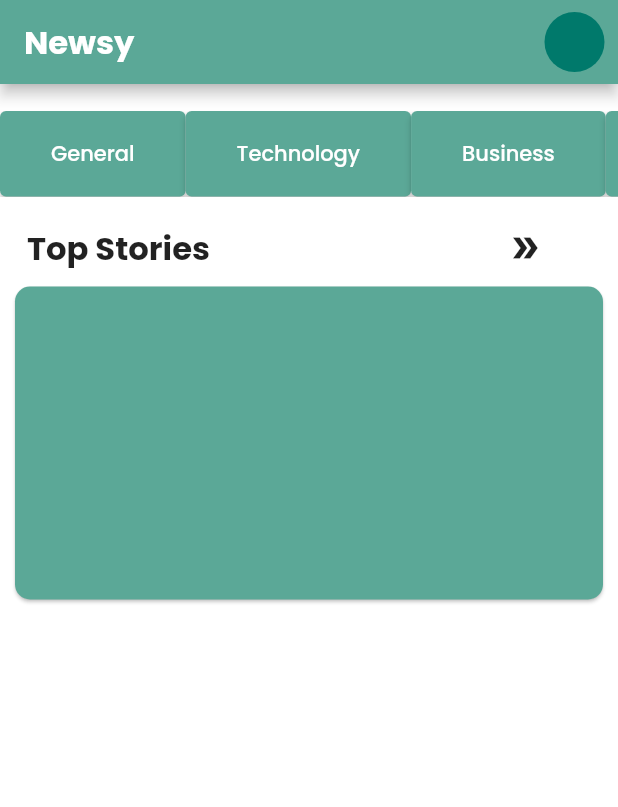
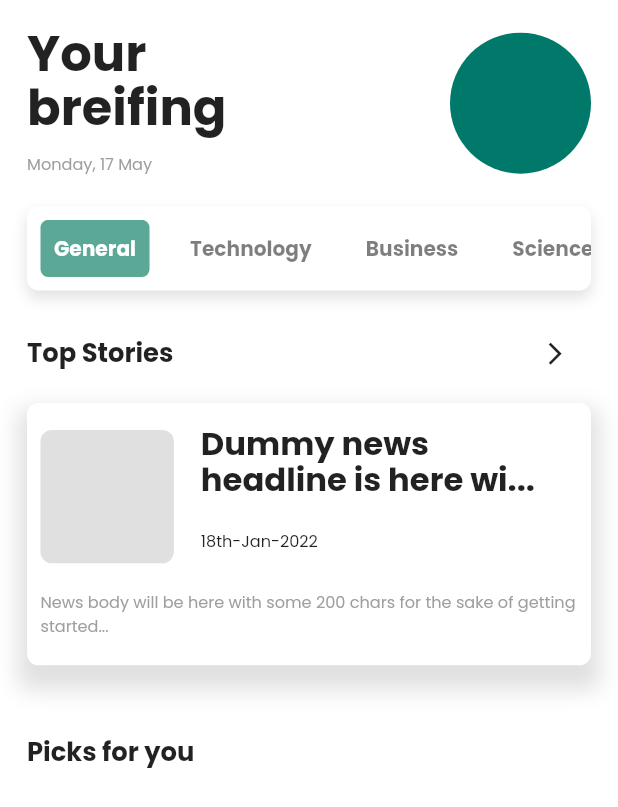
Before and after one commit to mhmzdev/news-app-flutter-multipform, a Flutter app: the screen it shows after launch, on a phone screen of 412 x 824 dp. Shown: the top 807 px of the screen. Run offline on Flutter 3.47's test engine with Material 2 defaults, Android fonts, the phone set to English and light mode, and no system bars.

Commit message:
UI fixes with News card and other top headers

```diff
--- a/lib/main.dart
+++ b/lib/main.dart
@@ -1,7 +1,9 @@
 import 'package:flutter/material.dart';
 import 'package:flutter/services.dart';
+import 'package:news_app/providers/category_provider.dart';
 import 'package:news_app/screens/dashboard/dashboard.dart';
 import 'package:news_app/screens/splash/splash.dart';
+import 'package:provider/provider.dart';
 import 'configs/core_theme.dart' as theme;
 
 void main() {
@@ -18,7 +20,11 @@ class MyApp extends StatelessWidget {
       DeviceOrientation.portraitDown,
     ]);
 
-    return MaterialApp(
+    return MultiProvider(
+      providers: [
+        ChangeNotifierProvider(create: (_) => CategoryProvider()),
+      ],
+      child: MaterialApp(
         title: 'News App',
         debugShowCheckedModeBanner: false,
         theme: theme.themeLight,
@@ -27,6 +33,7 @@ class MyApp extends StatelessWidget {
           '/splash': (context) => const SplashScreen(),
           '/dashboard': (context) => const DashboardScreen(),
         },
+      ),
     );
   }
 }
--- /dev/null
+++ b/lib/providers/category_provider.dart
@@ -0,0 +1,13 @@
+import 'package:flutter/cupertino.dart';
+
+class CategoryProvider extends ChangeNotifier {
+  int categoryIndex = 0;
+
+  set categoryIndexUpdate(int i) {
+    categoryIndex = i;
+
+    notifyListeners();
+  }
+
+  int get categoryIndexGet => categoryIndex;
+}
--- a/lib/screens/dashboard/dashboard.dart
+++ b/lib/screens/dashboard/dashboard.dart
@@ -1,51 +1,92 @@
 import 'package:flutter/material.dart';
+import 'package:news_app/configs/app.dart';
 import 'package:news_app/configs/configs.dart';
-import 'package:news_app/screens/dashboard/widgets/news_card.dart';
+import 'package:news_app/providers/category_provider.dart';
+import 'package:news_app/widgets/news_card.dart';
 import 'package:news_app/utils/app_utils.dart';
 import 'package:intl/intl.dart' show toBeginningOfSentenceCase;
+import 'package:provider/provider.dart';
+
+part 'widgets/_category_tabs.dart';
+part 'widgets/_category_button.dart';
 
 class DashboardScreen extends StatelessWidget {
   const DashboardScreen({Key? key}) : super(key: key);
 
   @override
   Widget build(BuildContext context) {
+    App.init(context);
+
     return Scaffold(
-      appBar: AppBar(
-        leading: const SizedBox(),
-        leadingWidth: 0,
-        title: Text(
-          'Newsy',
-          style: AppText.h2b,
-        ),
-        actions: [
-          const CircleAvatar(),
-          Space.x!,
-        ],
-      ),
-      body: Column(
-        children: [
-          Space.y1!,
-          SingleChildScrollView(
-            scrollDirection: Axis.horizontal,
-            child: Row(
-              children: AppUtils.categories
-                  .map(
-                    (e) => ElevatedButton(
-                      onPressed: () {},
-                      child: Padding(
-                        padding: Space.all(1, 1),
-                        child: Text(
-                          toBeginningOfSentenceCase(e)!,
+      body: SafeArea(
+        child: SingleChildScrollView(
+          padding: Space.h1,
+          child: Column(
+            crossAxisAlignment: CrossAxisAlignment.stretch,
+            children: [
+              Space.y1!,
+              Row(
+                mainAxisAlignment: MainAxisAlignment.spaceBetween,
+                children: [
+                  Expanded(
+                    flex: 2,
+                    child: Column(
+                      crossAxisAlignment: CrossAxisAlignment.start,
+                      children: [
+                        Text(
+                          'Your breifing',
+                          style: AppText.h1b!.copyWith(
+                            fontSize: AppDimensions.normalize(13),
+                            height: 1.1,
+                          ),
                         ),
-                      ),
+                        Space.y!,
+                        Text(
+                          'Monday, 17 May',
+                          style: AppText.l1!.copyWith(
+                            color: Colors.grey,
+                          ),
+                        )
+                      ],
+                    ),
+                  ),
+                  Space.xm!,
+                  Expanded(
+                    child: CircleAvatar(
+                      maxRadius: AppDimensions.normalize(20),
                     ),
                   )
-                  .toList(),
-            ),
+                ],
+              ),
+              Space.y1!,
+              const _CategoryTabs(),
+              Space.y1!,
+              Row(
+                mainAxisAlignment: MainAxisAlignment.spaceBetween,
+                children: [
+                  Text(
+                    'Top Stories',
+                    style: AppText.h3b,
+                  ),
+                  IconButton(
+                    onPressed: () {},
+                    icon: Icon(
+                      Icons.arrow_forward_ios,
+                      size: AppDimensions.normalize(7),
+                    ),
+                  )
+                ],
+              ),
+              const NewsCard(),
+              Space.y2!,
+              Text(
+                'Picks for you',
+                style: AppText.h3b,
+              ),
+              Space.y!,
+            ],
           ),
-          Space.y1!,
-          const NewsCard()
-        ],
+        ),
       ),
     );
   }
--- /dev/null
+++ b/lib/screens/dashboard/widgets/_category_button.dart
@@ -0,0 +1,51 @@
+part of '../dashboard.dart';
+
+class _CategoryCustomButton extends StatelessWidget {
+  final int categoryIndex;
+  final String categoryName;
+
+  const _CategoryCustomButton({
+    Key? key,
+    required this.categoryIndex,
+    required this.categoryName,
+  }) : super(key: key);
+
+  @override
+  Widget build(BuildContext context) {
+    final categoryProvider = Provider.of<CategoryProvider>(context);
+
+    return InkWell(
+      onTap: () {
+        categoryProvider.categoryIndexUpdate = categoryIndex;
+      },
+      child: AnimatedOpacity(
+        duration: const Duration(milliseconds: 350),
+        opacity: categoryProvider.categoryIndexGet == categoryIndex ? 1 : 0.5,
+        child: Container(
+          margin: Space.h,
+          padding: Space.all(),
+          decoration: BoxDecoration(
+            color: categoryProvider.categoryIndexGet == categoryIndex
+                ? AppTheme.c!.primary
+                : Colors.transparent,
+            borderRadius: BorderRadius.circular(
+              AppDimensions.normalize(2),
+            ),
+          ),
+          child: Center(
+            child: Text(
+              toBeginningOfSentenceCase(
+                categoryName,
+              )!,
+              style: AppText.b2b!.copyWith(
+                color: categoryProvider.categoryIndexGet == categoryIndex
+                    ? Colors.white
+                    : Colors.black,
+              ),
+            ),
+          ),
+        ),
+      ),
+    );
+  }
+}
--- /dev/null
+++ b/lib/screens/dashboard/widgets/_category_tabs.dart
@@ -0,0 +1,40 @@
+part of '../dashboard.dart';
+
+class _CategoryTabs extends StatelessWidget {
+  const _CategoryTabs({Key? key}) : super(key: key);
+
+  @override
+  Widget build(BuildContext context) {
+    return Container(
+      padding: Space.v,
+      decoration: BoxDecoration(
+        color: Colors.white,
+        borderRadius: BorderRadius.circular(
+          AppDimensions.normalize(3),
+        ),
+        boxShadow: const [
+          BoxShadow(
+            color: Colors.black12,
+            offset: Offset(0, 5),
+            blurRadius: 8,
+          )
+        ],
+      ),
+      child: SingleChildScrollView(
+        scrollDirection: Axis.horizontal,
+        child: Row(
+          children: AppUtils.categories
+              .asMap()
+              .entries
+              .map(
+                (e) => _CategoryCustomButton(
+                  categoryIndex: e.key,
+                  categoryName: e.value,
+                ),
+              )
+              .toList(),
+        ),
+      ),
+    );
+  }
+}
--- a/lib/screens/dashboard/widgets/news_card.dart
+++ /dev/null
@@ -1,37 +0,0 @@
-import 'package:flutter/material.dart';
-import 'package:news_app/configs/configs.dart';
-
-class NewsCard extends StatelessWidget {
-  const NewsCard({Key? key}) : super(key: key);
-
-  @override
-  Widget build(BuildContext context) {
-    return Column(
-      children: [
-        Row(
-          children: [
-            Space.x1!,
-            Text(
-              "Top Stories",
-              style: AppText.h2b!,
-            ),
-            Space.xf(11),
-            const Icon(Icons.double_arrow),
-          ],
-        ),
-        SizedBox(
-          height: AppDimensions.normalize(90),
-          width: AppDimensions.normalize(300),
-          child: Card(
-            color: AppTheme.c!.primary,
-            shadowColor: Colors.black,
-            shape: RoundedRectangleBorder(
-              borderRadius: BorderRadius.circular(10),
-            ),
-            margin: const EdgeInsets.all(10),
-          ),
-        ),
-      ],
-    );
-  }
-}
--- /dev/null
+++ b/lib/widgets/news_card.dart
@@ -0,0 +1,82 @@
+import 'package:flutter/material.dart';
+import 'package:news_app/configs/configs.dart';
+
+class NewsCard extends StatelessWidget {
+  const NewsCard({Key? key}) : super(key: key);
+
+  @override
+  Widget build(BuildContext context) {
+    String dummy =
+        'Dummy news headline is here with more than 100 words to end with ...';
+
+    return Container(
+      width: double.infinity,
+      margin: Space.all(0, 0.5),
+      padding: Space.all(0.5, 1),
+      decoration: BoxDecoration(
+        color: Colors.white,
+        borderRadius: BorderRadius.circular(
+          AppDimensions.normalize(3),
+        ),
+        boxShadow: const [
+          BoxShadow(
+            color: Colors.black12,
+            offset: Offset(0, 10),
+            blurRadius: 12,
+            spreadRadius: 6.0,
+          )
+        ],
+      ),
+      child: InkWell(
+        onTap: () {},
+        child: Column(
+          children: [
+            Row(
+              crossAxisAlignment: CrossAxisAlignment.start,
+              children: [
+                Container(
+                  width: AppDimensions.normalize(35),
+                  height: AppDimensions.normalize(35),
+                  decoration: BoxDecoration(
+                    color: Colors.grey[300],
+                    borderRadius: BorderRadius.circular(
+                      AppDimensions.normalize(3),
+                    ),
+                  ),
+                ),
+                Space.x1!,
+                Expanded(
+                  child: Column(
+                    crossAxisAlignment: CrossAxisAlignment.start,
+                    children: [
+                      Text(
+                        dummy.length > 10
+                            ? '${dummy.substring(0, 30)}...'
+                            : dummy,
+                        style: AppText.h2b!.copyWith(
+                          height: 1.1,
+                        ),
+                      ),
+                      Space.y1!,
+                      Text(
+                        '18th-Jan-2022',
+                        style: AppText.l1,
+                      ),
+                    ],
+                  ),
+                ),
+              ],
+            ),
+            Space.y1!,
+            Text(
+              'News body will be here with some 200 chars for the sake of getting started...',
+              style: AppText.l1!.copyWith(
+                color: Colors.grey,
+              ),
+            ),
+          ],
+        ),
+      ),
+    );
+  }
+}
```
Lines whose indentation alone changed are shown as unchanged.
